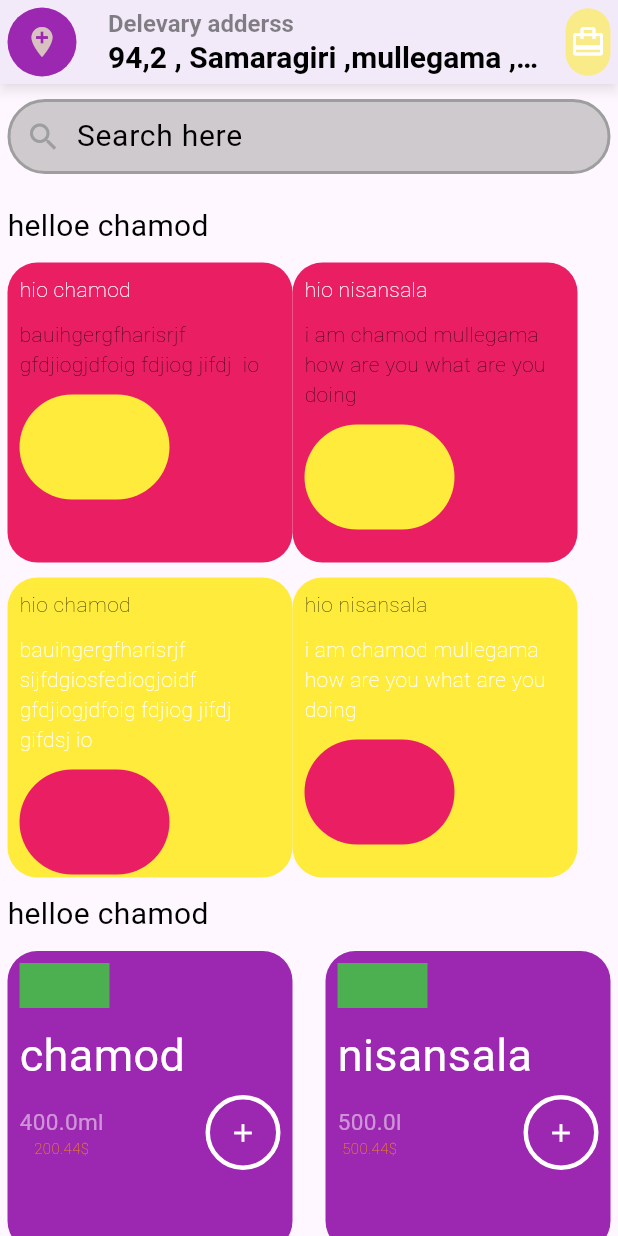
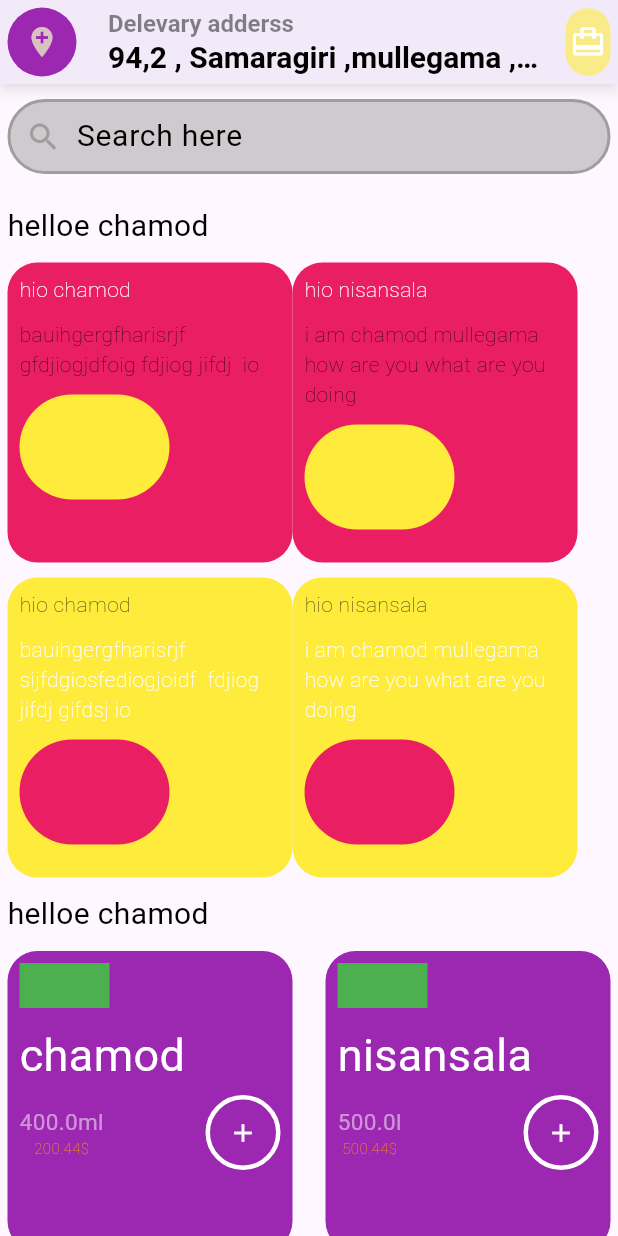
Before and after one commit to ChamodMullegama/CartApp, a Flutter app: the HomePage screen opened directly, on a phone screen of 412 x 824 dp. Run offline on Flutter 3.47's test engine with Material 3 defaults, Android fonts, the phone set to English and light mode, and no system bars.

Commit message:
Update home_page.dart

```diff
--- a/lib/pages/home_page/home_page.dart
+++ b/lib/pages/home_page/home_page.dart
@@ -67,7 +67,7 @@ class HomePage extends StatelessWidget {
                   productCart(
                     tittel: "hio chamod",
                     titelColor: Colors.black,
-                    description: "bauihgergfharisrjf sijfdgiosfediogjoidf gfdjiogjdfoig fdjiog jifdj gifdsj io",
+                    description: "bauihgergfharisrjf sijfdgiosfediogjoidf  fdjiog jifdj gifdsj io",
                     descriptionColor: Colors.white,
                     mnainBoxColor: Colors.yellow,
                     smallBoxColor: Colors.pink,
```
